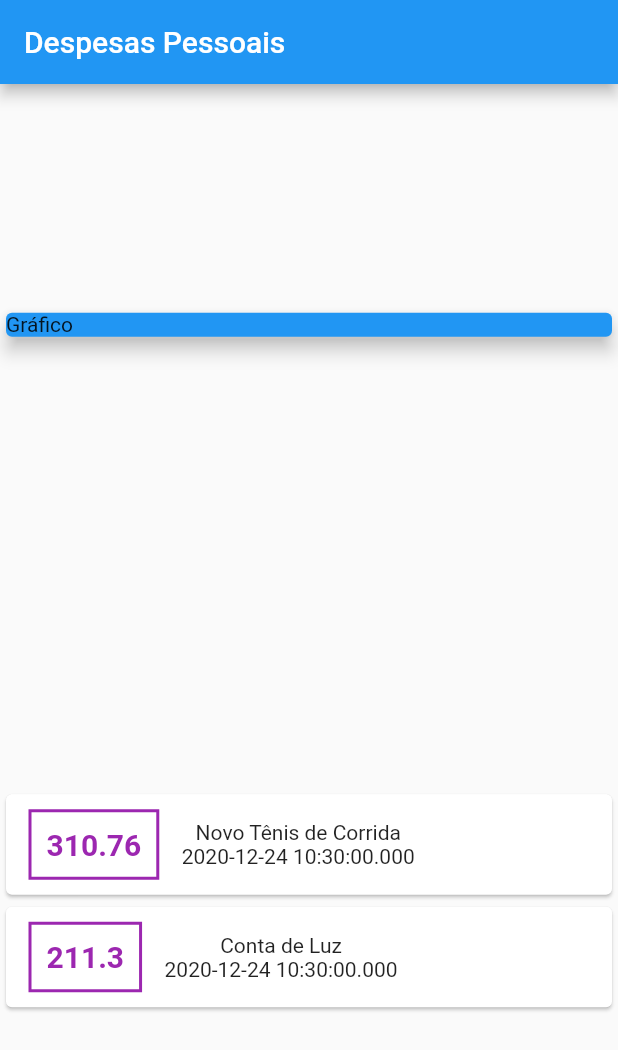
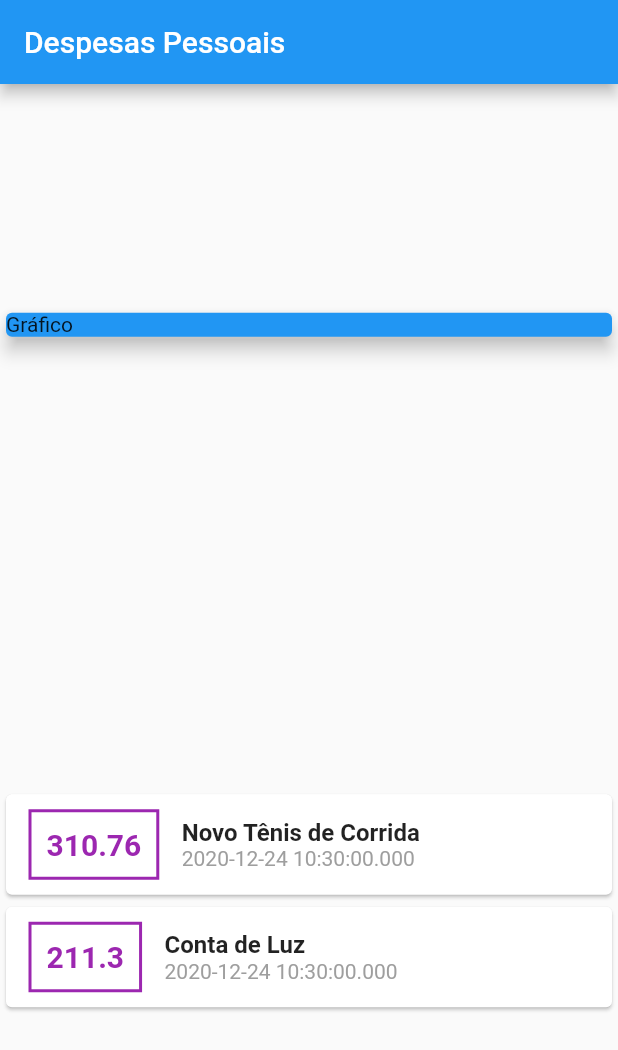
Before and after one commit to bernardoduartes/expenses_app, a Flutter app: the screen it shows after launch, on a phone screen of 412 x 824 dp. Shown: the top 1050 px of the screen. Run offline on Flutter 3.47's test engine with Material 2 defaults, Android fonts, the phone set to English and light mode, and no system bars.

Commit message:
aplicando estilo no container

```diff
--- a/lib/main.dart
+++ b/lib/main.dart
@@ -49,13 +49,16 @@ class MyHomePage extends StatelessWidget {
                 child: Row(
                   children: <Widget>[
                     Container(
-                      margin:
-                          EdgeInsets.symmetric(horizontal: 15, vertical: 10),
+                      margin: EdgeInsets.symmetric(
+                        horizontal: 15,
+                        vertical: 10,
+                      ),
                       decoration: BoxDecoration(
-                          border: Border.all(
-                        color: Colors.purple,
-                        width: 2,
-                      )),
+                        border: Border.all(
+                          color: Colors.purple,
+                          width: 2,
+                        ),
+                      ),
                       padding: EdgeInsets.all(10),
                       child: Text(
                         tr.value.toString(),
@@ -67,9 +70,23 @@ class MyHomePage extends StatelessWidget {
                       ),
                     ),
                     Column(
+                      crossAxisAlignment: CrossAxisAlignment.start,
                       children: <Widget>[
-                        Text(tr.title),
-                        Text(tr.date.toString()),
+                        Container(
+                          child: Text(
+                            tr.title,
+                            style: TextStyle(
+                              fontSize: 16,
+                              fontWeight: FontWeight.bold,
+                            ),
+                          ),
+                        ),
+                        Text(
+                          tr.date.toString(),
+                          style: TextStyle(
+                            color: Colors.grey,
+                          ),
+                        ),
                       ],
                     )
                   ],
```
